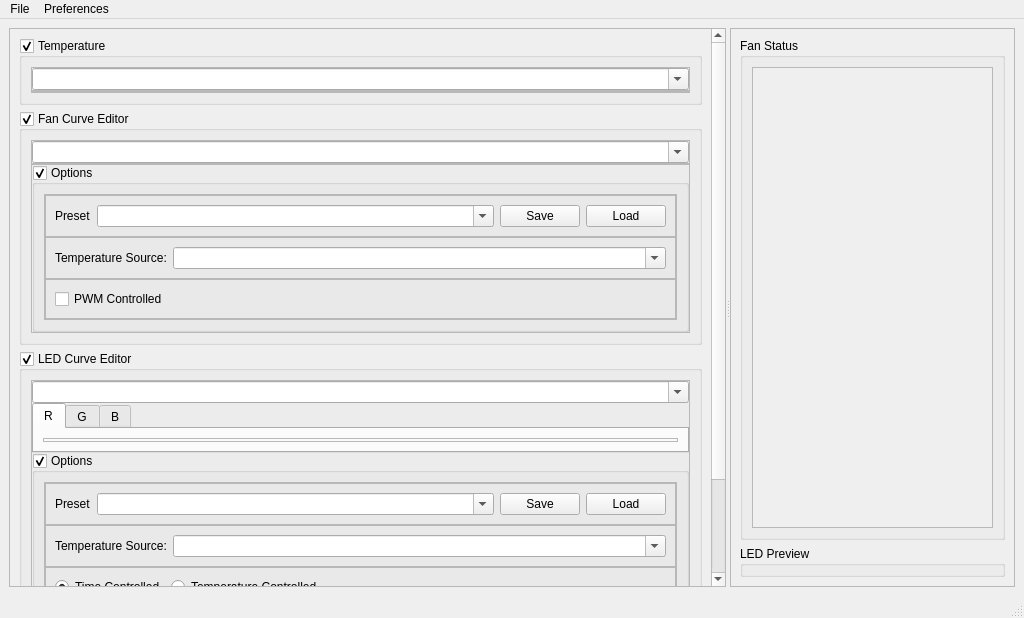
Above: gui/gui.ui from kugurst/leviathans-breath before the change. Below: the same form after it.
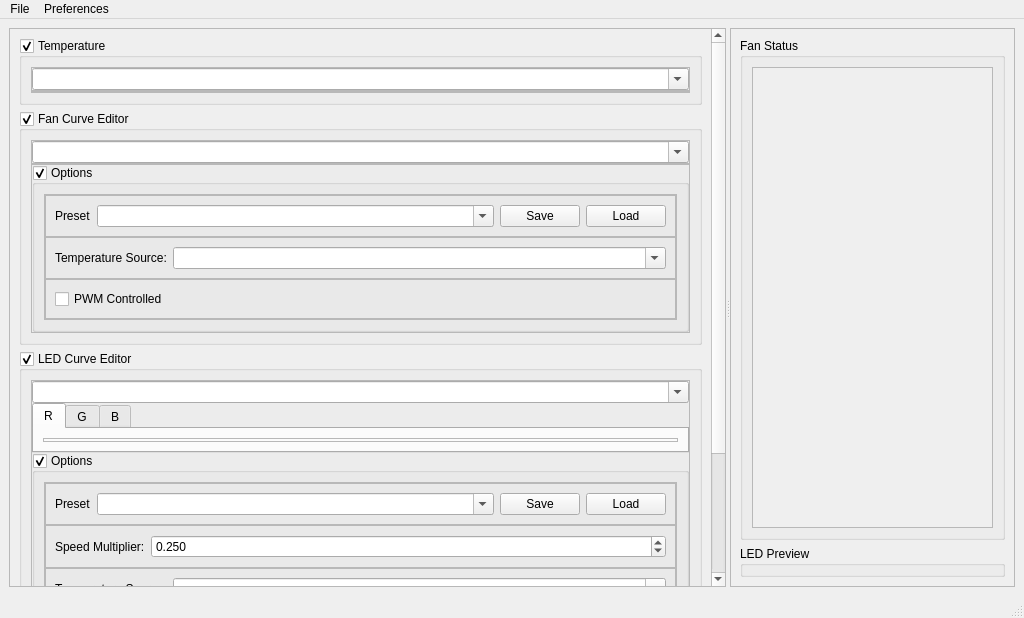
That is the form after the change. Icons and pictures are not drawn.

Commit message: Able to set curves and parameters

The edit to the form file:
```diff
--- a/gui/gui.ui
+++ b/gui/gui.ui
@@ -32,9 +32,9 @@
         <property name="geometry">
          <rect>
           <x>0</x>
-          <y>0</y>
+          <y>-300</y>
           <width>708</width>
-          <height>797</height>
+          <height>859</height>
          </rect>
         </property>
         <layout class="QGridLayout" name="gl_sawc_chart">
@@ -519,24 +519,24 @@
                      <property name="spacing">
                       <number>0</number>
                      </property>
-                     <item row="0" column="0">
-                      <widget class="QFrame" name="f_led_options_preset">
+                     <item row="2" column="0">
+                      <widget class="QFrame" name="f_led_curve_temperature">
                        <property name="frameShape">
                         <enum>QFrame::StyledPanel</enum>
                        </property>
                        <property name="frameShadow">
                         <enum>QFrame::Raised</enum>
                        </property>
-                       <layout class="QHBoxLayout" name="horizontalLayout_2">
+                       <layout class="QHBoxLayout" name="horizontalLayout_4">
                         <item>
-                         <widget class="QLabel" name="label_7">
+                         <widget class="QLabel" name="label_5">
                           <property name="text">
-                           <string>Preset</string>
+                           <string>Temperature Source:</string>
                           </property>
                          </widget>
                         </item>
                         <item>
-                         <widget class="QComboBox" name="cb_led_options_preset">
+                         <widget class="QComboBox" name="cb_led_curve_temperature_source_selection">
                           <property name="sizePolicy">
                            <sizepolicy hsizetype="MinimumExpanding" vsizetype="Fixed">
                             <horstretch>0</horstretch>
@@ -547,28 +547,14 @@
                            <bool>true</bool>
                           </property>
                           <property name="insertPolicy">
-                           <enum>QComboBox::InsertAlphabetically</enum>
-                          </property>
-                         </widget>
-                        </item>
-                        <item>
-                         <widget class="QPushButton" name="pb_led_options_save">
-                          <property name="text">
-                           <string>Save</string>
-                          </property>
-                         </widget>
-                        </item>
-                        <item>
-                         <widget class="QPushButton" name="pb_led_options_load">
-                          <property name="text">
-                           <string>Load</string>
+                           <enum>QComboBox::NoInsert</enum>
                           </property>
                          </widget>
                         </item>
                        </layout>
                       </widget>
                      </item>
-                     <item row="2" column="0">
+                     <item row="3" column="0">
                       <widget class="QFrame" name="f_led_curve_control_selection">
                        <property name="frameShape">
                         <enum>QFrame::StyledPanel</enum>
@@ -597,42 +583,7 @@
                        </layout>
                       </widget>
                      </item>
-                     <item row="1" column="0">
-                      <widget class="QFrame" name="f_led_curve_temperature">
-                       <property name="frameShape">
-                        <enum>QFrame::StyledPanel</enum>
-                       </property>
-                       <property name="frameShadow">
-                        <enum>QFrame::Raised</enum>
-                       </property>
-                       <layout class="QHBoxLayout" name="horizontalLayout_4">
-                        <item>
-                         <widget class="QLabel" name="label_5">
-                          <property name="text">
-                           <string>Temperature Source:</string>
-                          </property>
-                         </widget>
-                        </item>
-                        <item>
-                         <widget class="QComboBox" name="cb_led_curve_temperature_source_selection">
-                          <property name="sizePolicy">
-                           <sizepolicy hsizetype="MinimumExpanding" vsizetype="Fixed">
-                            <horstretch>0</horstretch>
-                            <verstretch>0</verstretch>
-                           </sizepolicy>
-                          </property>
-                          <property name="editable">
-                           <bool>true</bool>
-                          </property>
-                          <property name="insertPolicy">
-                           <enum>QComboBox::NoInsert</enum>
-                          </property>
-                         </widget>
-                        </item>
-                       </layout>
-                      </widget>
-                     </item>
-                     <item row="3" column="0">
+                     <item row="4" column="0">
                       <widget class="QFrame" name="f_channel_sync_options">
                        <property name="frameShape">
                         <enum>QFrame::StyledPanel</enum>
@@ -674,6 +625,96 @@
                        </layout>
                       </widget>
                      </item>
+                     <item row="0" column="0">
+                      <widget class="QFrame" name="f_led_options_preset">
+                       <property name="frameShape">
+                        <enum>QFrame::StyledPanel</enum>
+                       </property>
+                       <property name="frameShadow">
+                        <enum>QFrame::Raised</enum>
+                       </property>
+                       <layout class="QHBoxLayout" name="horizontalLayout_2">
+                        <item>
+                         <widget class="QLabel" name="label_7">
+                          <property name="text">
+                           <string>Preset</string>
+                          </property>
+                         </widget>
+                        </item>
+                        <item>
+                         <widget class="QComboBox" name="cb_led_options_preset">
+                          <property name="sizePolicy">
+                           <sizepolicy hsizetype="MinimumExpanding" vsizetype="Fixed">
+                            <horstretch>0</horstretch>
+                            <verstretch>0</verstretch>
+                           </sizepolicy>
+                          </property>
+                          <property name="editable">
+                           <bool>true</bool>
+                          </property>
+                          <property name="insertPolicy">
+                           <enum>QComboBox::InsertAlphabetically</enum>
+                          </property>
+                         </widget>
+                        </item>
+                        <item>
+                         <widget class="QPushButton" name="pb_led_options_save">
+                          <property name="text">
+                           <string>Save</string>
+                          </property>
+                         </widget>
+                        </item>
+                        <item>
+                         <widget class="QPushButton" name="pb_led_options_load">
+                          <property name="text">
+                           <string>Load</string>
+                          </property>
+                         </widget>
+                        </item>
+                       </layout>
+                      </widget>
+                     </item>
+                     <item row="1" column="0">
+                      <widget class="QFrame" name="frame">
+                       <property name="frameShape">
+                        <enum>QFrame::StyledPanel</enum>
+                       </property>
+                       <property name="frameShadow">
+                        <enum>QFrame::Raised</enum>
+                       </property>
+                       <layout class="QHBoxLayout" name="horizontalLayout_5">
+                        <item>
+                         <widget class="QLabel" name="label_8">
+                          <property name="text">
+                           <string>Speed Multiplier:</string>
+                          </property>
+                         </widget>
+                        </item>
+                        <item>
+                         <widget class="QDoubleSpinBox" name="dsb_speed_multiplier">
+                          <property name="sizePolicy">
+                           <sizepolicy hsizetype="MinimumExpanding" vsizetype="Fixed">
+                            <horstretch>0</horstretch>
+                            <verstretch>0</verstretch>
+                           </sizepolicy>
+                          </property>
+                          <property name="decimals">
+                           <number>3</number>
+                          </property>
+                          <property name="minimum">
+                           <double>0.001000000000000</double>
+                          </property>
+                          <property name="singleStep">
+                           <double>0.010000000000000</double>
+                          </property>
+                          <property name="value">
+                           <double>0.250000000000000</double>
+                          </property>
+                         </widget>
+                        </item>
+                       </layout>
+                      </widget>
+                     </item>
                     </layout>
                    </widget>
                   </item>
```
The commit also changes 12 other files.
